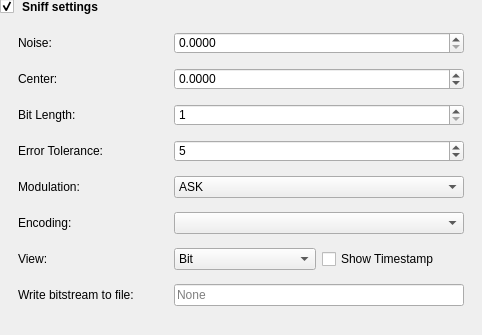
This is data/ui/send_recv_sniff_settings.ui in jopohl/urh as Qt 5 draws it before an edit. The edited form follows.
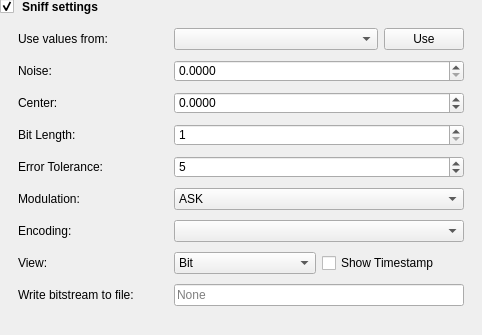
This is the edited form. Icons and pictures are not drawn.

Commit message: add signal selection to sniff widget to take values from signal

Patch:
```diff
--- a/data/ui/send_recv_sniff_settings.ui
+++ b/data/ui/send_recv_sniff_settings.ui
@@ -75,7 +75,7 @@
          <number>0</number>
         </property>
         <layout class="QGridLayout" name="gridLayout_4" columnstretch="0,0" columnminimumwidth="150,0">
-         <item row="0" column="1">
+         <item row="1" column="1">
           <widget class="QDoubleSpinBox" name="spinbox_sniff_Noise">
            <property name="sizePolicy">
             <sizepolicy hsizetype="Minimum" vsizetype="Fixed">
@@ -91,14 +91,14 @@
            </property>
           </widget>
          </item>
-         <item row="6" column="0">
-          <widget class="QLabel" name="label_sniff_viewtype">
+         <item row="9" column="0">
+          <widget class="QLabel" name="label_sniff_OutputFile">
            <property name="text">
-            <string>View:</string>
+            <string>Write bitstream to file:</string>
            </property>
           </widget>
          </item>
-         <item row="2" column="1">
+         <item row="3" column="1">
           <widget class="QSpinBox" name="spinbox_sniff_BitLen">
            <property name="minimum">
             <number>1</number>
@@ -108,67 +108,7 @@
            </property>
           </widget>
          </item>
-         <item row="4" column="1">
-          <widget class="QComboBox" name="combox_sniff_Modulation">
-           <item>
-            <property name="text">
-             <string>ASK</string>
-            </property>
-           </item>
-           <item>
-            <property name="text">
-             <string>FSK</string>
-            </property>
-           </item>
-           <item>
-            <property name="text">
-             <string>PSK</string>
-            </property>
-           </item>
-          </widget>
-         </item>
-         <item row="1" column="1">
-          <widget class="QDoubleSpinBox" name="spinbox_sniff_Center">
-           <property name="decimals">
-            <number>4</number>
-           </property>
-           <property name="minimum">
-            <double>-3.140000000000000</double>
-           </property>
-           <property name="maximum">
-            <double>3.140000000000000</double>
-           </property>
-          </widget>
-         </item>
-         <item row="8" column="0">
-          <widget class="QLabel" name="label_sniff_OutputFile">
-           <property name="text">
-            <string>Write bitstream to file:</string>
-           </property>
-          </widget>
-         </item>
-         <item row="3" column="0">
-          <widget class="QLabel" name="label_sniff_Tolerance">
-           <property name="text">
-            <string>Error Tolerance:</string>
-           </property>
-          </widget>
-         </item>
-         <item row="4" column="0">
-          <widget class="QLabel" name="label_sniff_Modulation">
-           <property name="text">
-            <string>Modulation:</string>
-           </property>
-          </widget>
-         </item>
-         <item row="1" column="0">
-          <widget class="QLabel" name="label_sniff_Center">
-           <property name="text">
-            <string>Center:</string>
-           </property>
-          </widget>
-         </item>
-         <item row="8" column="1">
+         <item row="9" column="1">
           <widget class="QLineEdit" name="lineEdit_sniff_OutputFile">
            <property name="sizePolicy">
             <sizepolicy hsizetype="Expanding" vsizetype="Fixed">
@@ -187,48 +127,84 @@
            </property>
           </widget>
          </item>
-         <item row="2" column="0">
+         <item row="3" column="0">
           <widget class="QLabel" name="label_sniff_BitLength">
            <property name="text">
             <string>Bit Length:</string>
            </property>
           </widget>
          </item>
-         <item row="3" column="1">
-          <widget class="QSpinBox" name="spinbox_sniff_ErrorTolerance">
-           <property name="maximum">
-            <number>999999</number>
-           </property>
-           <property name="value">
-            <number>5</number>
+         <item row="4" column="0">
+          <widget class="QLabel" name="label_sniff_Tolerance">
+           <property name="text">
+            <string>Error Tolerance:</string>
            </property>
           </widget>
          </item>
-         <item row="0" column="0">
-          <widget class="QLabel" name="label_sniff_Noise">
-           <property name="text">
-            <string>Noise:</string>
+         <item row="2" column="1">
+          <widget class="QDoubleSpinBox" name="spinbox_sniff_Center">
+           <property name="decimals">
+            <number>4</number>
+           </property>
+           <property name="minimum">
+            <double>-3.140000000000000</double>
+           </property>
+           <property name="maximum">
+            <double>3.140000000000000</double>
            </property>
           </widget>
          </item>
          <item row="5" column="0">
+          <widget class="QLabel" name="label_sniff_Modulation">
+           <property name="text">
+            <string>Modulation:</string>
+           </property>
+          </widget>
+         </item>
+         <item row="5" column="1">
+          <widget class="QComboBox" name="combox_sniff_Modulation">
+           <item>
+            <property name="text">
+             <string>ASK</string>
+            </property>
+           </item>
+           <item>
+            <property name="text">
+             <string>FSK</string>
+            </property>
+           </item>
+           <item>
+            <property name="text">
+             <string>PSK</string>
+            </property>
+           </item>
+          </widget>
+         </item>
+         <item row="7" column="0">
+          <widget class="QLabel" name="label_sniff_viewtype">
+           <property name="text">
+            <string>View:</string>
+           </property>
+          </widget>
+         </item>
+         <item row="6" column="0">
           <widget class="QLabel" name="label_sniff_encoding">
            <property name="text">
             <string>Encoding:</string>
            </property>
           </widget>
          </item>
-         <item row="5" column="1">
-          <widget class="QComboBox" name="comboBox_sniff_encoding">
-           <property name="sizePolicy">
-            <sizepolicy hsizetype="Expanding" vsizetype="Fixed">
-             <horstretch>0</horstretch>
-             <verstretch>0</verstretch>
-            </sizepolicy>
-           </property>
-          </widget>
-         </item>
          <item row="6" column="1">
+          <widget class="QComboBox" name="comboBox_sniff_encoding">
+           <property name="sizePolicy">
+            <sizepolicy hsizetype="Expanding" vsizetype="Fixed">
+             <horstretch>0</horstretch>
+             <verstretch>0</verstretch>
+            </sizepolicy>
+           </property>
+          </widget>
+         </item>
+         <item row="7" column="1">
           <layout class="QHBoxLayout" name="horizontalLayout">
            <property name="sizeConstraint">
             <enum>QLayout::SetDefaultConstraint</enum>
@@ -261,6 +237,58 @@
            </item>
           </layout>
          </item>
+         <item row="2" column="0">
+          <widget class="QLabel" name="label_sniff_Center">
+           <property name="text">
+            <string>Center:</string>
+           </property>
+          </widget>
+         </item>
+         <item row="4" column="1">
+          <widget class="QSpinBox" name="spinbox_sniff_ErrorTolerance">
+           <property name="maximum">
+            <number>999999</number>
+           </property>
+           <property name="value">
+            <number>5</number>
+           </property>
+          </widget>
+         </item>
+         <item row="1" column="0">
+          <widget class="QLabel" name="label_sniff_Noise">
+           <property name="text">
+            <string>Noise:</string>
+           </property>
+          </widget>
+         </item>
+         <item row="0" column="0">
+          <widget class="QLabel" name="label_sniff_Signal">
+           <property name="text">
+            <string>Use values from:</string>
+           </property>
+          </widget>
+         </item>
+         <item row="0" column="1">
+          <layout class="QHBoxLayout" name="horizontalLayout_2">
+           <item>
+            <widget class="QComboBox" name="comboBox_sniff_signal">
+             <property name="sizePolicy">
+              <sizepolicy hsizetype="Expanding" vsizetype="Fixed">
+               <horstretch>0</horstretch>
+               <verstretch>0</verstretch>
+              </sizepolicy>
+             </property>
+            </widget>
+           </item>
+           <item>
+            <widget class="QPushButton" name="btn_sniff_use_signal">
+             <property name="text">
+              <string>Use</string>
+             </property>
+            </widget>
+           </item>
+          </layout>
+         </item>
         </layout>
        </widget>
       </item>
```
The commit also changes 6 other files.
